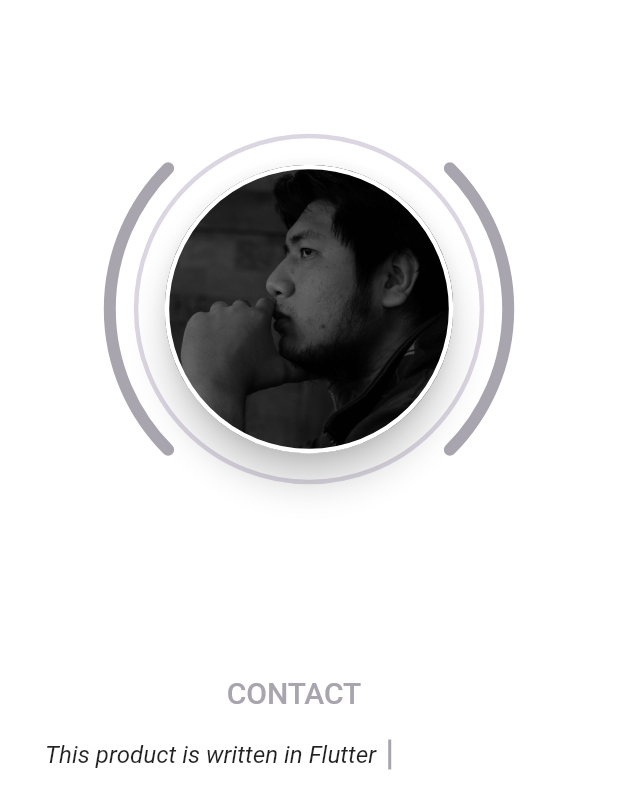
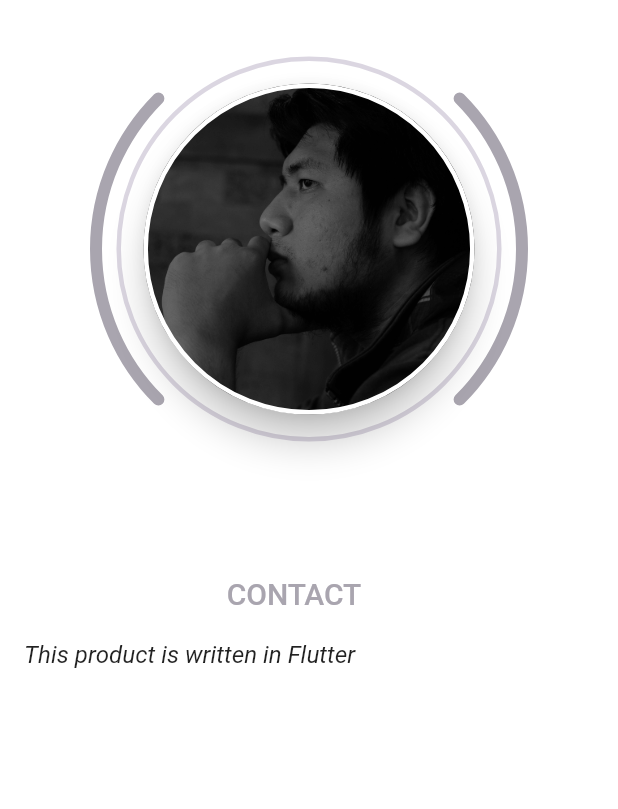
Before and after one commit to tgloc96/flutter_portfolio, a Flutter app: the HomePage widget shown alone on an empty page, opened directly with empty values, on a phone screen of 412 x 824 dp. Shown: the top 809 px of the screen. Run offline on Flutter 3.47's test engine with Material 2 defaults, Android fonts, the phone set to English and light mode, and no system bars; our stand-ins replace font_awesome_flutter, responsive_builder, rxdart; generated files the repository leaves out were written again; project files that could hold a hidden picture were left out.

Commit message:
fix responsive mobile and tablet

```diff
--- a/lib/src/pages/about_page.dart
+++ b/lib/src/pages/about_page.dart
@@ -1,5 +1,6 @@
 import 'package:flutter/material.dart';
 import 'package:flutter_cv/src/models/about.dart';
+import 'package:flutter_cv/src/widgets/screen_type_layout_custom.dart';
 import 'package:responsive_builder/responsive_builder.dart';
 
 class AboutPage extends StatefulWidget {
@@ -20,7 +21,7 @@ class _AboutPageState extends State<AboutPage> {
       return const SizedBox();
     }
 
-    return ScreenTypeLayout(
+    return ScreenTypeLayoutCustom(
       desktop: buildUIDesktop(),
       mobile: buildUIMobile(),
       tablet: buildUIMobile(),
@@ -115,9 +116,7 @@ class _AboutPageState extends State<AboutPage> {
                   ),
                 ),
                 if (time != null) ...[
-                  const SizedBox(
-                    width: 12
-                  ),
+                  const SizedBox(width: 12),
                   Text(
                     time,
                     style: styleSubtitle.copyWith(
@@ -255,7 +254,8 @@ class _AboutPageState extends State<AboutPage> {
   }) {
     return ResponsiveBuilder(builder: (context, sizingInformation) {
       var styleTitle = Theme.of(context).textTheme.headline3;
-      if (!sizingInformation.isDesktop) {
+      if (!sizingInformation.isDesktop ||
+          sizingInformation.screenSize.width < 1366) {
         styleTitle = Theme.of(context).textTheme.headline4;
       }
       return Column(
--- a/lib/src/pages/dashboard_page.dart
+++ b/lib/src/pages/dashboard_page.dart
@@ -3,7 +3,7 @@ import 'package:flutter_cv/src/blocs/app_bloc.dart';
 import 'package:flutter_cv/src/common/app_constants.dart';
 import 'package:flutter_cv/src/models/app_data.dart';
 import 'package:flutter_cv/src/widgets/activity_indicator.dart';
-import 'package:responsive_builder/responsive_builder.dart';
+import 'package:flutter_cv/src/widgets/screen_type_layout_custom.dart';
 
 import 'about_page.dart';
 import 'home_page.dart';
@@ -76,7 +76,7 @@ class _DashboardPageState extends State<DashboardPage>
             return Column(
               crossAxisAlignment: CrossAxisAlignment.start,
               children: [
-                ScreenTypeLayout(
+                ScreenTypeLayoutCustom(
                   desktop: buildTabBar(),
                   tablet: buildTabBar(),
                   mobile: const SizedBox(),
@@ -111,7 +111,7 @@ class _DashboardPageState extends State<DashboardPage>
             );
           }
 
-          return ScreenTypeLayout(
+          return ScreenTypeLayoutCustom(
             desktop: buildUIDesktop(),
             tablet: buildUIMobile(),
             mobile: buildUIMobile(),
@@ -160,7 +160,7 @@ class _DashboardPageState extends State<DashboardPage>
         ),
       ),
     );
-    return ScreenTypeLayout(
+    return ScreenTypeLayoutCustom(
       mobile: const SizedBox(),
       tablet: const SizedBox(),
       desktop: tabBar,
--- a/lib/src/pages/home_page.dart
+++ b/lib/src/pages/home_page.dart
@@ -4,6 +4,7 @@ import 'package:flutter/material.dart';
 import 'package:flutter/painting.dart';
 import 'package:flutter_cv/src/common/common.dart';
 import 'package:flutter_cv/src/models/home.dart';
+import 'package:flutter_cv/src/widgets/screen_type_layout_custom.dart';
 import 'package:font_awesome_flutter/font_awesome_flutter.dart';
 import 'package:responsive_builder/responsive_builder.dart';
 
@@ -25,7 +26,7 @@ class _HomePageState extends State<HomePage> {
 
   @override
   Widget build(BuildContext context) {
-    return ScreenTypeLayout(
+    return ScreenTypeLayoutCustom(
       desktop: buildUIDesktop(),
       tablet: buildUIMobile(),
       mobile: buildUIMobile(),
@@ -42,7 +43,16 @@ class _HomePageState extends State<HomePage> {
               children: [
                 Expanded(child: _buildInformation()),
                 const SizedBox(width: 50),
-                Expanded(child: _buildAvatar()),
+                Expanded(
+                  child: AspectRatio(
+                    aspectRatio: 1,
+                    child: FractionallySizedBox(
+                      heightFactor: 0.75,
+                      widthFactor: 0.75,
+                      child: _buildAvatar(),
+                    ),
+                  ),
+                ),
               ],
             ),
           ),
@@ -95,17 +105,25 @@ class _HomePageState extends State<HomePage> {
   }
 
   Widget buildUIMobile() {
+    return ResponsiveBuilder(builder: (context, sizingInformation) {
       return SingleChildScrollView(
-      padding: const EdgeInsets.all(30),
+        padding: sizingInformation.isMobile
+            ? const EdgeInsets.all(16)
+            : const EdgeInsets.all(30),
         child: Column(
           children: [
-          _buildAvatar(),
+            Container(
+              height: 300,
+              width: 300,
+              child: _buildAvatar(),
+            ),
             _buildSpacer(desktop: 50, mobile: 24, tablet: 24),
             _buildInformation(),
             _buildFooter(),
           ],
         ),
       );
+    });
   }
 
   Widget _buildInformation() {
@@ -166,7 +184,7 @@ class _HomePageState extends State<HomePage> {
         ),
         ..._home.contributors
             .expand((element) => [
-                  const SizedBox(width: 30),
+                  _buildSpacer(),
                   _buildIconAppShowCase(
                     asset: element.urlIconApp,
                     url: element.url,
@@ -232,9 +250,41 @@ class _HomePageState extends State<HomePage> {
     @required String asset,
     @required String url,
   }) {
-    return GestureDetector(
-      onTap: () => launchURL(url),
+    Widget mobile() {
+      return Container(
+        decoration: const BoxDecoration(
+          boxShadow: [
+            BoxShadow(
+              color: Colors.black12,
+              spreadRadius: 2,
+              blurRadius: 3,
+              offset: Offset(0, 1),
+            )
+          ],
+        ),
         child: Container(
+          width: 30,
+          height: 30,
+          decoration: BoxDecoration(
+            color: Theme.of(context).canvasColor,
+            borderRadius: BorderRadius.circular(4),
+            border: Border.all(
+              color: Theme.of(context).primaryColor,
+              width: 2,
+            ),
+          ),
+          child: Padding(
+            padding: const EdgeInsets.all(2.0),
+            child: ClipOval(
+              child: Image.asset(asset),
+            ),
+          ),
+        ),
+      );
+    }
+
+    Widget desktop() {
+      return Container(
         decoration: const BoxDecoration(
           boxShadow: [
             BoxShadow(
@@ -263,18 +313,22 @@ class _HomePageState extends State<HomePage> {
             ),
           ),
         ),
+      );
+    }
+
+    return GestureDetector(
+      onTap: () => launchURL(url),
+      child: ScreenTypeLayoutCustom(
+        mobile: mobile(),
+        tablet: mobile(),
+        desktop: desktop(),
       ),
     );
   }
 
   Widget _buildAvatar() {
     return LayoutBuilder(builder: (context, constraints) {
-      return AspectRatio(
-        aspectRatio: 1,
-        child: FractionallySizedBox(
-          heightFactor: 0.8,
-          widthFactor: 0.8,
-          child: Padding(
+      return Padding(
         padding: const EdgeInsets.all(8.0),
         child: CustomPaint(
           painter: SemiCirclePainter(
@@ -310,8 +364,6 @@ class _HomePageState extends State<HomePage> {
             ),
           ),
         ),
-          ),
-        ),
       );
     });
   }
@@ -323,37 +375,75 @@ class _HomePageState extends State<HomePage> {
 
     final repo = _home.contact.repo;
 
-    return Row(
-      children: [
-        Text(
+    final des = Text(
       'This product is written in Flutter',
       style: Theme.of(context).textTheme.subtitle1.copyWith(
             fontStyle: FontStyle.italic,
           ),
+    );
+
+    Widget icon = const SizedBox(width: 4);
+    if (repo.typeRepo?.isNotEmpty ?? false) {
+      if (repo.typeRepo == 'github') {
+        icon = const FaIcon(FontAwesomeIcons.github);
+      } else if (repo.typeRepo == 'gitlab') {
+        icon = const FaIcon(FontAwesomeIcons.gitlab);
+      }
+    }
+
+    final repoName = Text.rich(TextSpan(
+      text: repo.name,
+      recognizer: TapGestureRecognizer()..onTap = () => launchURL(repo.urlRepo),
+      style: Theme.of(context).textTheme.subtitle1.copyWith(
+            color: Colors.blue,
+            fontStyle: FontStyle.italic,
           ),
+    ));
+
+    Widget desktop() {
+      return Row(
+        children: [
+          des,
           Container(
             width: 2,
             height: 20,
             margin: const EdgeInsets.symmetric(horizontal: 8),
             color: Theme.of(context).primaryColor,
           ),
-        if (repo.typeRepo?.isNotEmpty ?? false) ...[
-          if (repo.typeRepo == 'github')
-            const FaIcon(FontAwesomeIcons.github)
-          else if (repo.typeRepo == 'gitlab')
-            const FaIcon(FontAwesomeIcons.gitlab),
-          const SizedBox(width: 4),
+          if (icon != null)
+            Padding(
+              padding: const EdgeInsets.only(right: 4),
+              child: icon,
+            ),
+          repoName,
         ],
-        Text.rich(TextSpan(
-          text: repo.name,
-          recognizer: TapGestureRecognizer()
-            ..onTap = () => launchURL(repo.urlRepo),
-          style: Theme.of(context).textTheme.subtitle1.copyWith(
-                color: Colors.blue,
-                fontStyle: FontStyle.italic,
+      );
+    }
+
+    Widget mobile() {
+      return Column(
+        crossAxisAlignment: CrossAxisAlignment.start,
+        children: [
+          des,
+          const SizedBox(height: 4),
+          Row(
+            children: [
+              if (icon != null)
+                Padding(
+                  padding: const EdgeInsets.only(right: 4),
+                  child: icon,
                 ),
-        )),
+              repoName,
             ],
+          ),
+        ],
+      );
+    }
+
+    return ScreenTypeLayoutCustom(
+      desktop: desktop(),
+      mobile: mobile(),
+      tablet: desktop(),
     );
   }
 
@@ -362,10 +452,19 @@ class _HomePageState extends State<HomePage> {
     double mobile = 12,
     double tablet = 12,
   }) {
-    return ScreenTypeLayout(
-      desktop: SizedBox(height: desktop),
-      mobile: SizedBox(height: mobile),
-      tablet: SizedBox(height: tablet),
+    return ScreenTypeLayoutCustom(
+      desktop: SizedBox(
+        height: desktop,
+        width: desktop,
+      ),
+      mobile: SizedBox(
+        height: mobile,
+        width: mobile,
+      ),
+      tablet: SizedBox(
+        height: tablet,
+        width: mobile,
+      ),
     );
   }
 }
--- /dev/null
+++ b/lib/src/widgets/screen_type_layout_custom.dart
@@ -0,0 +1,19 @@
+import 'package:flutter/material.dart';
+import 'package:responsive_builder/responsive_builder.dart';
+
+class ScreenTypeLayoutCustom extends ScreenTypeLayout {
+  ScreenTypeLayoutCustom({
+    Widget mobile,
+    Widget desktop,
+    Widget tablet,
+  }) : super(
+          breakpoints: const ScreenBreakpoints(
+            desktop: 1300,
+            tablet: 600,
+            watch: 300,
+          ),
+          mobile: mobile,
+          desktop: desktop,
+          tablet: tablet,
+        );
+}
```
Lines whose indentation alone changed are shown as unchanged.
